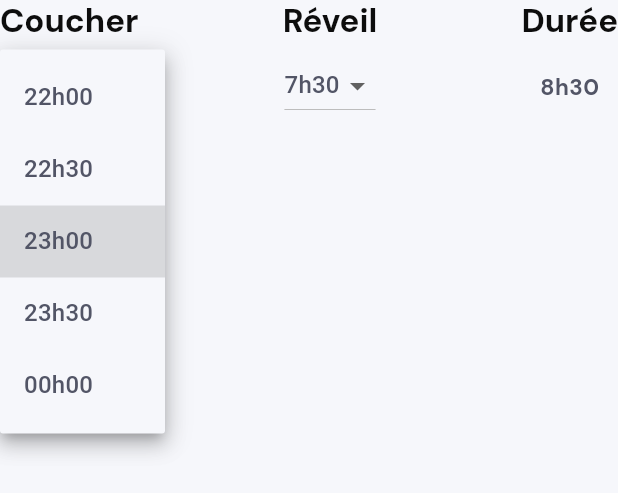
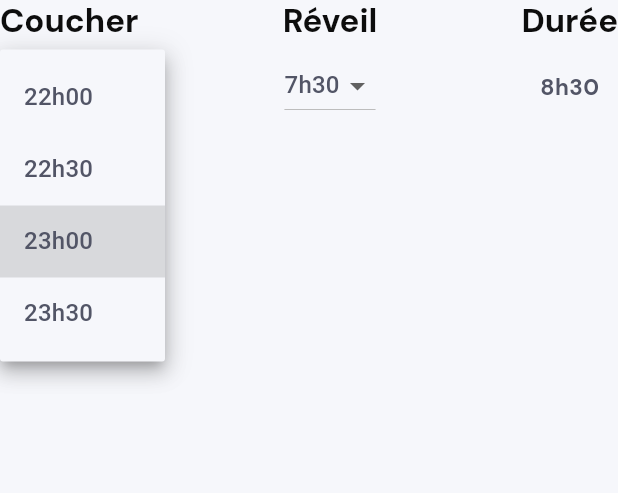
Before and after one commit to sofian-bali/Improve-U, a Flutter app: the CustomSleepProg widget shown alone on an empty page, opened directly, after a tap on "23h00", on a phone screen of 412 x 824 dp. Shown: the top 493 px of the screen. Run offline on Flutter 3.47's test engine with Material 3 defaults, Android fonts, the phone set to English and light mode, and no system bars; our stand-ins replace flutter_bloc, flutter_svg, font_awesome_flutter, percent_indicator.

Commit message:
:bug: Fix bug on sleep program | 05/06

```diff
--- a/frontend/improve_u/lib/ui/widgets/custom_sleep_prog.dart
+++ b/frontend/improve_u/lib/ui/widgets/custom_sleep_prog.dart
@@ -96,10 +96,6 @@ class _CustomSleepProgState extends State<CustomSleepProg> {
                   value: '23h30',
                   child: Text('23h30'),
                 ),
-                DropdownMenuItem<String>(
-                  value: '00h00',
-                  child: Text('00h00'),
-                ),
               ],
               onChanged: _onDropdownSleepChanged,
             )
```
